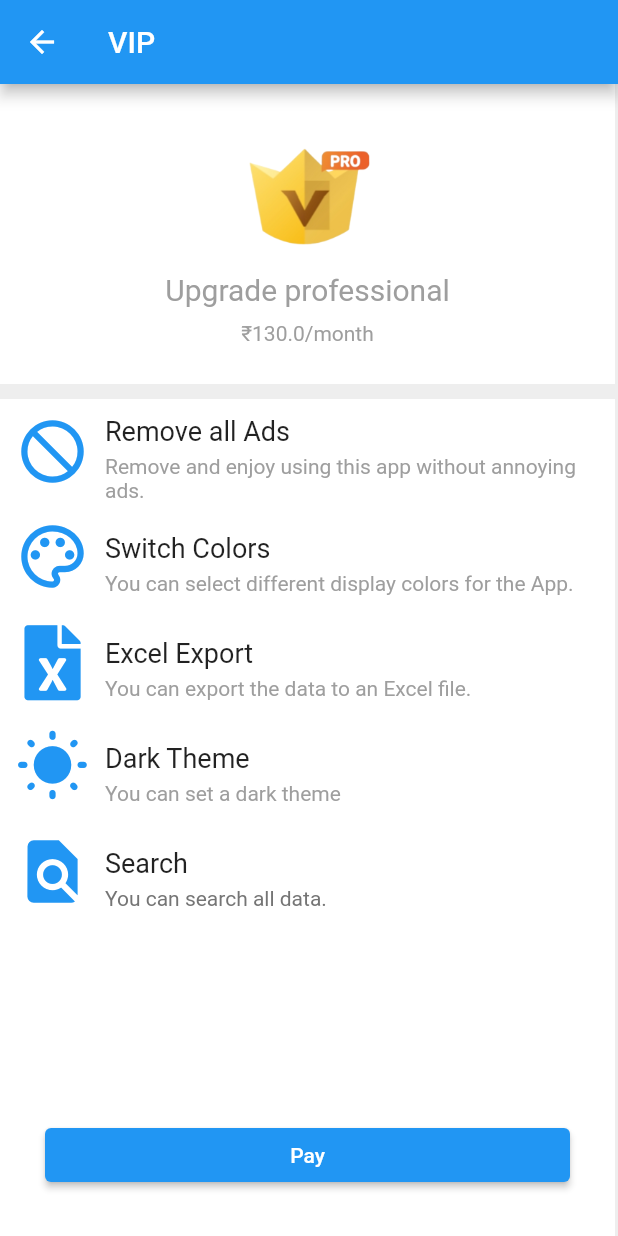
After one commit to Harsh-Singh-007/Budgetapp, a Flutter app: the screen it shows after launch, item 4 of the bottom bar chosen, on a phone screen of 412 x 824 dp. The commit adds this screen. Run offline on Flutter 3.47's test engine with Material 2 defaults, Android fonts, the phone set to English and light mode, and no system bars; our stand-ins replace lottie, percent_indicator, sqflite; accounts and stored records are empty.

Commit message:
Few Pages

```diff
--- /dev/null
+++ b/lib/icons/db_icons.dart
@@ -0,0 +1,11 @@
+import 'package:flutter/widgets.dart';
+
+class Excel {
+  Excel._();
+
+  static const _kFontFam = 'Excel';
+  static const String? _kFontPkg = null;
+
+  static const IconData excel =
+      IconData(0xf1c3, fontFamily: _kFontFam, fontPackage: _kFontPkg);
+}
--- a/lib/main.dart
+++ b/lib/main.dart
@@ -1,4 +1,5 @@
 import 'package:budgetapp/icons/diamond.dart';
+import 'package:budgetapp/pagesBottomAppBar/diamond.dart';
 import 'package:budgetapp/screens/startup.dart';
 import 'package:flutter/material.dart';
 import 'package:percent_indicator/linear_percent_indicator.dart';
@@ -192,7 +193,7 @@ class _MyHomePageState extends State<MyHomePage> {
                               LinearPercentIndicator(
                                 width: 400,
                                 animation: true,
-                                percent: 0,
+                                percent: 60 / 100,
                                 animationDuration: 1000,
                                 progressColor: Colors.blue,
                                 backgroundColor: Colors.grey[200],
@@ -217,11 +218,14 @@ class _MyHomePageState extends State<MyHomePage> {
           onPressed: () {
             Navigator.push(
               context,
-                MaterialPageRoute(builder: (context) {
+              MaterialPageRoute(
+                builder: (context) {
                   return const NewTask(); //name of stateful widget in new_task_screen. Then only it will work.
-                }),
+                },
+              ),
             );
-            }),
+          },
+        ),
       ),
       floatingActionButtonLocation: FloatingActionButtonLocation.endDocked,
       bottomNavigationBar: BottomAppBar(
@@ -240,7 +244,6 @@ class _MyHomePageState extends State<MyHomePage> {
                     iconSize: 45,
                     onPressed: () {
                       Scaffold.of(context).openDrawer();
-                      print("I'm here");
                     },
 
                     /*onPressed: () {
@@ -272,7 +275,16 @@ class _MyHomePageState extends State<MyHomePage> {
                     icon: Icon(Diamond.logo),
                     color: Colors.grey[400],
                     iconSize: 45,
-                    onPressed: () {},
+                    onPressed: () {
+                      Navigator.push(
+                        context,
+                        MaterialPageRoute(
+                          builder: (context) {
+                            return const DiamondButton(); //name of stateful widget in new_task_screen. Then only it will work.
+                          },
+                        ),
+                      );
+                    },
                   ),
                 ),
               ],
--- /dev/null
+++ b/lib/pagesBottomAppBar/diamond.dart
@@ -0,0 +1,262 @@
+import 'package:budgetapp/icons/db_icons.dart';
+import 'package:budgetapp/icons/diamond.dart';
+import 'package:flutter/material.dart';
+
+class DiamondButton extends StatelessWidget {
+  const DiamondButton({Key? key}) : super(key: key);
+
+  @override
+  Widget build(BuildContext context) {
+    return Scaffold(
+      backgroundColor: Colors.grey[200],
+      appBar: AppBar(
+        title: Text("VIP"),
+      ),
+      body: Container(
+        child: Column(
+          children: [
+            Container(
+              color: Colors.white,
+              height: 200,
+              width: 410,
+              child: Column(
+                mainAxisAlignment: MainAxisAlignment.center,
+                children: [
+                  Container(
+                    child: Column(
+                      children: [
+                        Image.asset(
+                          'assets/c.png',
+                          height: 100,
+                          width: 100,
+                        ),
+                        Text(
+                          "Upgrade professional",
+                          style: TextStyle(fontSize: 20, color: Colors.grey),
+                        ),
+                        SizedBox(
+                          height: 10,
+                        ),
+                        Text(
+                          '\u{20B9}${130.00}/month',
+                          style: TextStyle(color: Colors.grey),
+                        )
+                      ],
+                    ),
+                  ),
+                ],
+              ),
+            ),
+            SizedBox(
+              height: 10,
+            ),
+            Container(
+              color: Colors.white,
+              height: 564,
+              width: 410,
+              child: Column(
+                children: [
+                  Row(
+                    children: [
+                      Padding(
+                        padding: const EdgeInsets.all(10.0),
+                        child: Icon(
+                          Icons.block_flipped,
+                          size: 50,
+                          color: Colors.blue,
+                        ),
+                      ),
+                      Flexible(
+                        child: Container(
+                          child: Padding(
+                            padding:
+                                const EdgeInsets.only(top: 10.0, right: 5.0),
+                            child: Column(
+                              crossAxisAlignment: CrossAxisAlignment.start,
+                              children: [
+                                Text(
+                                  "Remove all Ads",
+                                  style: TextStyle(fontSize: 18),
+                                ),
+                                SizedBox(
+                                  height: 5,
+                                ),
+                                Text(
+                                  "Remove and enjoy using this app without annoying ads.",
+                                  style: TextStyle(color: Colors.grey),
+                                ),
+                              ],
+                            ),
+                          ),
+                        ),
+                      ),
+                    ],
+                  ),
+                  Row(
+                    children: [
+                      Padding(
+                        padding: const EdgeInsets.all(10.0),
+                        child: Icon(
+                          Icons.color_lens_outlined,
+                          size: 50,
+                          color: Colors.blue,
+                        ),
+                      ),
+                      Flexible(
+                        child: Container(
+                          child: Padding(
+                            padding:
+                                const EdgeInsets.only(top: 10.0, right: 5.0),
+                            child: Column(
+                              crossAxisAlignment: CrossAxisAlignment.start,
+                              children: [
+                                Text(
+                                  "Switch Colors",
+                                  style: TextStyle(fontSize: 18),
+                                ),
+                                SizedBox(
+                                  height: 5,
+                                ),
+                                Text(
+                                  "You can select different display colors for the App.",
+                                  style: TextStyle(color: Colors.grey),
+                                ),
+                              ],
+                            ),
+                          ),
+                        ),
+                      ),
+                    ],
+                  ),
+                  Row(
+                    children: [
+                      Padding(
+                        padding: const EdgeInsets.all(10.0),
+                        child: Icon(
+                          Excel.excel,
+                          size: 50,
+                          color: Colors.blue,
+                        ),
+                      ),
+                      Flexible(
+                        child: Container(
+                          child: Padding(
+                            padding:
+                                const EdgeInsets.only(top: 10.0, right: 5.0),
+                            child: Column(
+                              crossAxisAlignment: CrossAxisAlignment.start,
+                              children: [
+                                Text(
+                                  "Excel Export",
+                                  style: TextStyle(fontSize: 18),
+                                ),
+                                SizedBox(
+                                  height: 5,
+                                ),
+                                Text(
+                                  "You can export the data to an Excel file.",
+                                  style: TextStyle(color: Colors.grey),
+                                ),
+                              ],
+                            ),
+                          ),
+                        ),
+                      ),
+                    ],
+                  ),
+                  Row(
+                    children: [
+                      Padding(
+                        padding: const EdgeInsets.all(10.0),
+                        child: Icon(
+                          Icons.wb_sunny_rounded,
+                          size: 50,
+                          color: Colors.blue,
+                        ),
+                      ),
+                      Flexible(
+                        child: Container(
+                          child: Padding(
+                            padding:
+                                const EdgeInsets.only(top: 10.0, right: 5.0),
+                            child: Column(
+                              crossAxisAlignment: CrossAxisAlignment.start,
+                              children: [
+                                Text(
+                                  "Dark Theme",
+                                  style: TextStyle(fontSize: 18),
+                                ),
+                                SizedBox(
+                                  height: 5,
+                                ),
+                                Text(
+                                  "You can set a dark theme",
+                                  style: TextStyle(color: Colors.grey),
+                                ),
+                              ],
+                            ),
+                          ),
+                        ),
+                      ),
+                    ],
+                  ),
+                  Row(
+                    children: [
+                      Padding(
+                        padding: const EdgeInsets.all(10.0),
+                        child: Icon(
+                          Icons.find_in_page,
+                          size: 50,
+                          color: Colors.blue,
+                        ),
+                      ),
+                      Flexible(
+                        child: Container(
+                          child: Padding(
+                            padding:
+                                const EdgeInsets.only(top: 10.0, right: 5.0),
+                            child: Column(
+                              crossAxisAlignment: CrossAxisAlignment.start,
+                              children: [
+                                Text(
+                                  "Search",
+                                  style: TextStyle(fontSize: 18),
+                                ),
+                                SizedBox(
+                                  height: 5,
+                                ),
+                                Text(
+                                  "You can search all data.",
+                                  style: TextStyle(color: Colors.grey[600]),
+                                ),
+                              ],
+                            ),
+                          ),
+                        ),
+                      ),
+                    ],
+                  ),
+                  Padding(
+                    padding: const EdgeInsets.only(top: 130.0),
+                    child: Column(
+                      children: [
+                        SizedBox(
+                          width: 350,
+                          child: ElevatedButton(
+                              onPressed: () {
+                                Navigator.pop(context);
+                              },
+                              child: Text("Pay")),
+                        )
+                      ],
+                    ),
+                  )
+                ],
+              ),
+            ),
+          ],
+        ),
+      ),
+    );
+  }
+}
--- a/lib/screens/newTask.dart
+++ b/lib/screens/newTask.dart
@@ -24,8 +24,11 @@ class _NewTaskState extends State<NewTask> {
   @override
   Widget build(BuildContext context) {
     return Scaffold(
-      floatingActionButton:
-          FloatingActionButton(child: Icon(Icons.check), onPressed: () {}),
+      floatingActionButton: FloatingActionButton(
+          child: Icon(Icons.check),
+          onPressed: () {
+            Navigator.pop(context);
+          }),
       body: SafeArea(
         child: Container(
           child: Column(
--- a/pubspec.yaml
+++ b/pubspec.yaml
@@ -66,6 +66,7 @@ flutter:
 
   assets:
     - assets/e.json
+    - assets/c.png
 
   # An image asset can refer to one or more resolution-specific "variants", see
   # https://flutter.dev/assets-and-images/#resolution-aware.
@@ -82,6 +83,9 @@ flutter:
     - family: Diamond
       fonts:
             - asset: assets/icons/Diamond.ttf
+    - family: Excel
+      fonts:
+            - asset: assets/icons/Excel.ttf
   #       - asset: fonts/Schyler-Italic.ttf
   #         style: italic
   #   - family: Trajan Pro
```
Also changed, not shown: assets/c.png (added), assets/icons/Excel.ttf (added), lib/pagesBottomAppBar/menu.dart (added), lib/pagesBottomAppBar/pie.dart (added), lib/pagesBottomAppBar/widgets.dart (added), pubspec.lock. Lines whose indentation alone changed are shown as unchanged.
